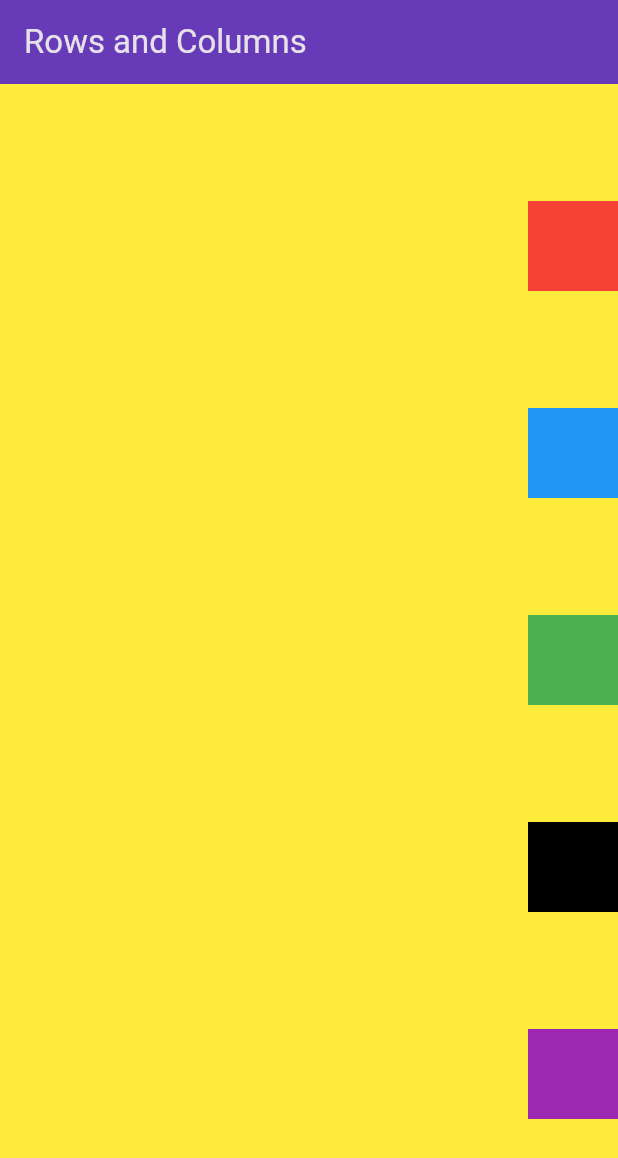
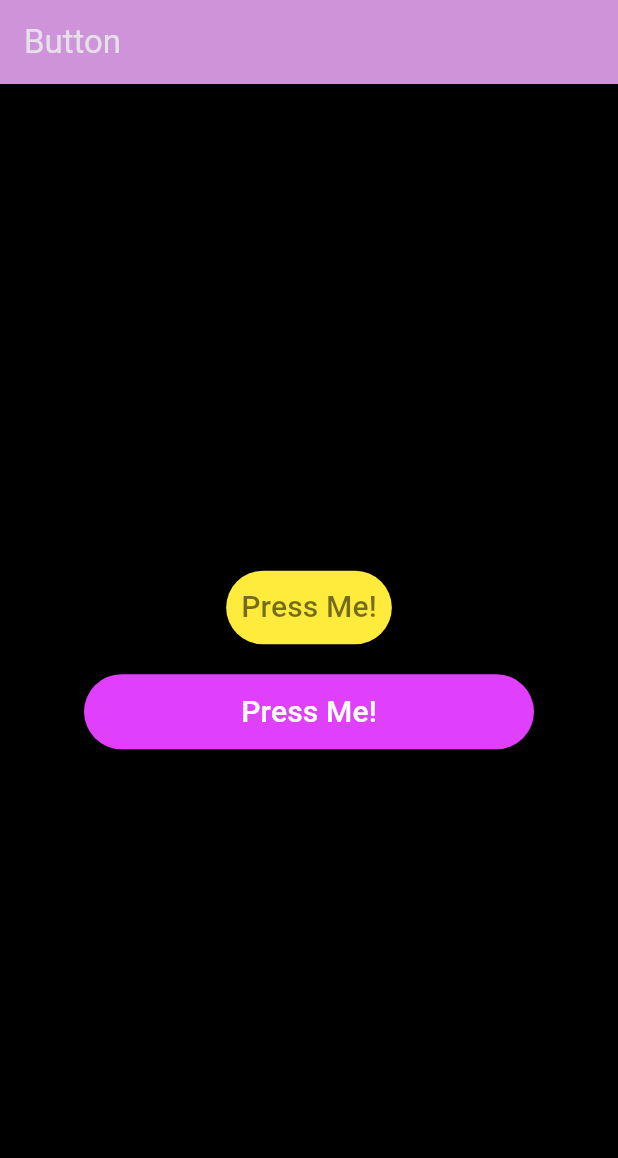
Before and after one commit to SheryarTahir/Important_Widgets, a Flutter app: the screen it shows after launch, on a phone screen of 412 x 824 dp. Shown: the top 1158 px of the screen. Run offline on Flutter 3.47's test engine with Material 3 defaults, Android fonts, the phone set to English and light mode, and no system bars.

Commit message:
In depth practice about Buttons properties

```diff
--- a/lib/main.dart
+++ b/lib/main.dart
@@ -1,3 +1,4 @@
+import 'package:Thirty_Widgets/widgets/button.dart';
 import 'package:Thirty_Widgets/widgets/container_sized.dart';
 import 'package:Thirty_Widgets/widgets/rowsandcols.dart';
 import 'package:flutter/material.dart';
@@ -15,7 +16,7 @@ class MyApp extends StatelessWidget {
         brightness: Brightness.dark,
         primaryColor: Colors.purpleAccent,
       ),
-      home: const RowsCols(),
+      home: const ButtonWidget(),
     );
   }
 }
--- /dev/null
+++ b/lib/widgets/button.dart
@@ -0,0 +1,52 @@
+import 'package:flutter/material.dart';
+
+class ButtonWidget extends StatelessWidget {
+  const ButtonWidget({super.key});
+
+  @override
+  Widget build(BuildContext context) {
+    return Scaffold(
+      backgroundColor: Colors.black,
+      appBar: AppBar(
+        title: Text('Button'),
+        backgroundColor: Colors.purple.shade200,
+      ),
+      body: Center(
+        child: Column(
+          mainAxisAlignment: MainAxisAlignment.center,
+          children: [
+            TextButton(
+              style: ButtonStyle(
+                padding: WidgetStateProperty.all(EdgeInsets.all(10)),
+                overlayColor: WidgetStateProperty.all(Colors.white70),
+                elevation: WidgetStateProperty.all(20),
+                backgroundColor: WidgetStateProperty.all(Colors.yellow)
+              ),
+              onPressed: () {},
+              child: Text('Press Me!', style: TextStyle(fontSize: 20, color: Colors.black54),),
+            ),
+            SizedBox(
+              height: 20,
+            ),
+            Container(
+              height: 50,
+              width: 300,
+              child: ElevatedButton(
+                style: ButtonStyle(
+                  overlayColor: WidgetStatePropertyAll(Colors.white70),
+                  shape: WidgetStatePropertyAll(RoundedRectangleBorder(
+                    borderRadius: BorderRadius.circular(40),
+                  )),
+                  backgroundColor: WidgetStatePropertyAll(Theme.of(context).primaryColor),
+                ),
+                onPressed: () {
+                print('Like');
+              },child: Text('Press Me!', style: TextStyle(fontSize: 20, color: Colors.white),),
+              ),
+            )
+          ],
+        ),
+      ),
+    );
+  }
+}
```
